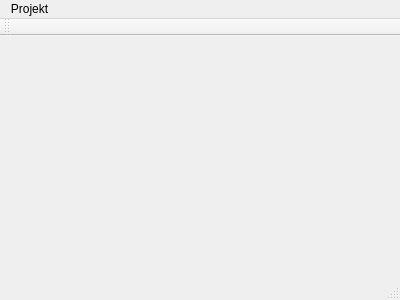
The window that src/Applications/BrickMoney/MainWindow.ui (tlaemmlein/BrickMoney) describes before a commit, drawn with Qt 5.
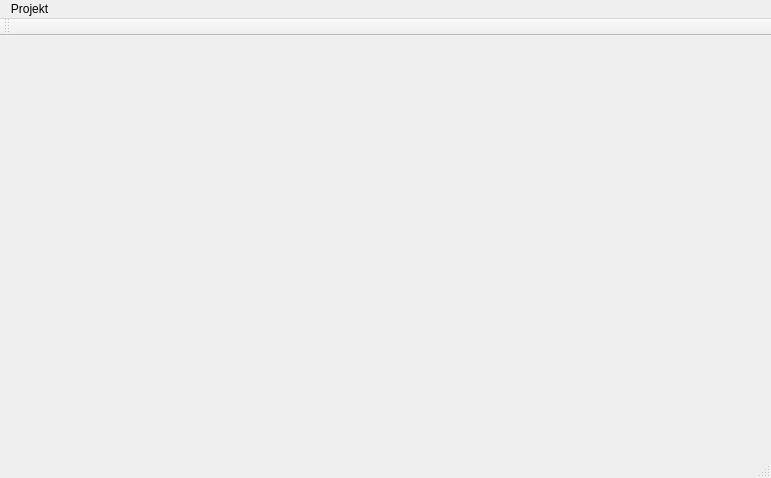
The same window after the commit.

Commit message: Bigger initial size

The edit to the form file:
```diff
--- a/src/Applications/BrickMoney/MainWindow.ui
+++ b/src/Applications/BrickMoney/MainWindow.ui
@@ -6,8 +6,8 @@
    <rect>
     <x>0</x>
     <y>0</y>
-    <width>400</width>
-    <height>300</height>
+    <width>771</width>
+    <height>478</height>
    </rect>
   </property>
   <property name="windowTitle">
@@ -19,7 +19,7 @@
     <rect>
      <x>0</x>
      <y>0</y>
-     <width>400</width>
+     <width>771</width>
      <height>21</height>
     </rect>
    </property>
```
